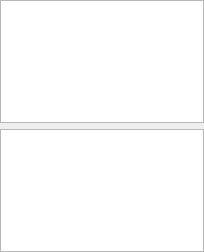
Above: Harmony/src/Editor/Explorer/ExplorerWidget.ui from GameOverture/HarmonyEngine before the change. Below: the same form after it.
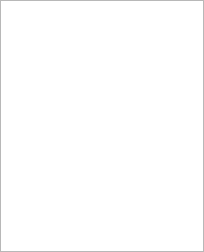
That is the form after the change. Icons and pictures are not drawn. Custom widgets are drawn as their Qt base class.

Commit message: Removed ExploreTreeWidget

Patch:
```diff
--- a/Harmony/src/Editor/Explorer/ExplorerWidget.ui
+++ b/Harmony/src/Editor/Explorer/ExplorerWidget.ui
@@ -26,21 +26,6 @@
    <property name="bottomMargin">
     <number>0</number>
    </property>
-   <item>
-    <widget class="ExplorerTreeWidget" name="treeWidget">
-     <property name="animated">
-      <bool>true</bool>
-     </property>
-     <attribute name="headerVisible">
-      <bool>false</bool>
-     </attribute>
-     <column>
-      <property name="text">
-       <string notr="true">1</string>
-      </property>
-     </column>
-    </widget>
-   </item>
    <item>
     <widget class="QTreeView" name="treeView"/>
    </item>
@@ -102,13 +87,6 @@
    </property>
   </action>
  </widget>
- <customwidgets>
-  <customwidget>
-   <class>ExplorerTreeWidget</class>
-   <extends>QTreeWidget</extends>
-   <header>ExplorerTreeWidget.h</header>
-  </customwidget>
- </customwidgets>
  <resources>
   <include location="../res/HyEditor.qrc"/>
  </resources>
```
The commit also changes 12 other files.
